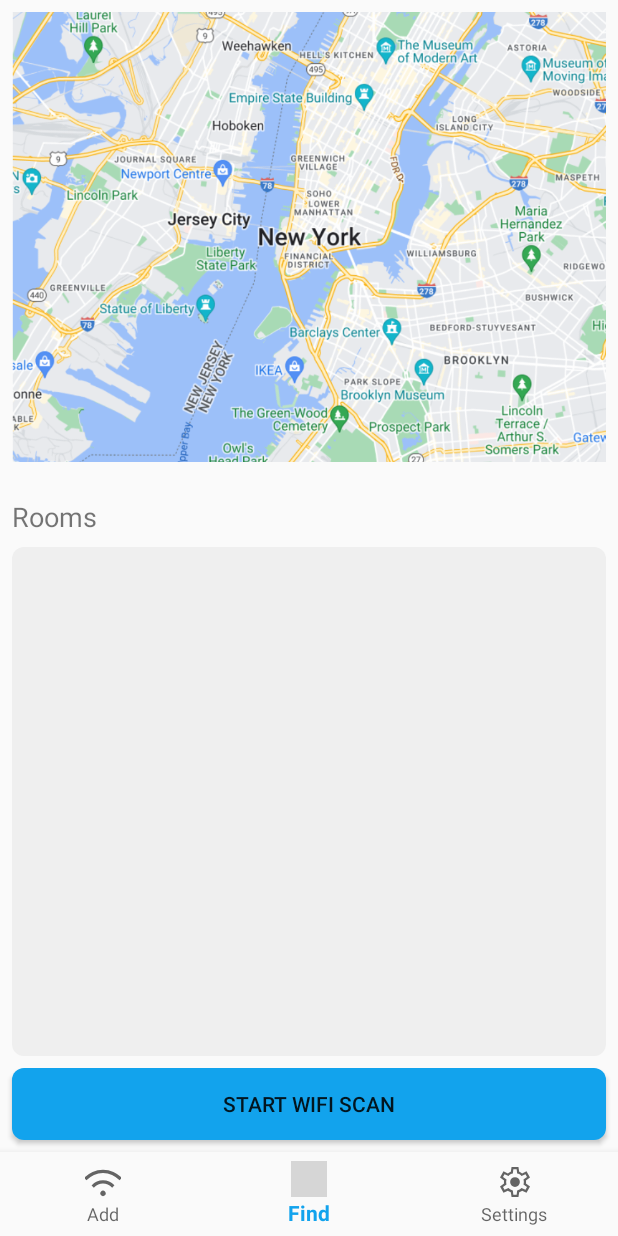
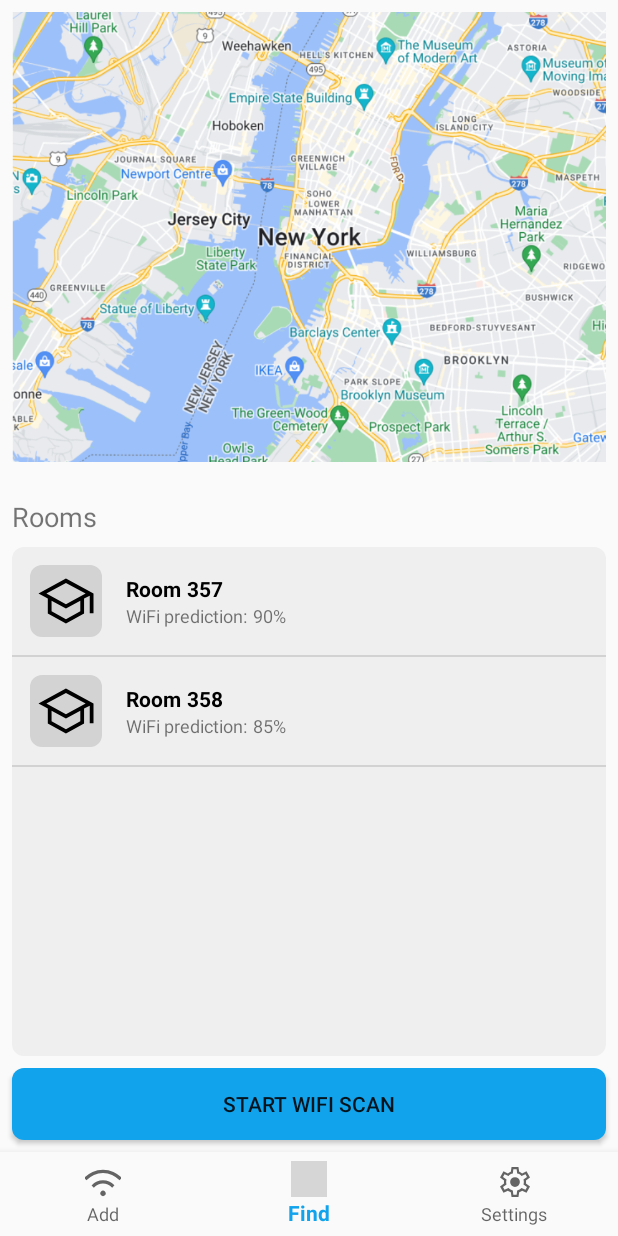
Before and after one commit to SirAntonySir/IntellitrackEnv, an Android app: the screen it shows after launch (MainActivity), item 2 of the bottom bar chosen, on a phone screen of 412 x 824 dp. Run offline under Robolectric (Android 15) with nearby library versions, the phone set to English and light mode, and no system bars; our stand-ins replace navigation-ui; grey boxes are pictures that could not be loaded.

Commit message:
list adapter

```diff
--- a/app/src/main/java/com/example/intellitrackenv/ui/dashboard/DashboardFragment.kt
+++ b/app/src/main/java/com/example/intellitrackenv/ui/dashboard/DashboardFragment.kt
@@ -1,5 +1,9 @@
+//DashboardFragment.kt
 package com.example.intellitrackenv.ui.dashboard
 
+import DashboardViewModel
+import RoomItem
+import RoomItemAdapter
 import android.os.Bundle
 import android.view.LayoutInflater
 import android.view.View
@@ -12,23 +16,40 @@ import com.example.intellitrackenv.databinding.FragmentDashboardBinding
 class DashboardFragment : Fragment() {
 
     private var _binding: FragmentDashboardBinding? = null
-  // This property is only valid between onCreateView and
-  // onDestroyView.
+
     private val binding get() = _binding!!
 
-  override fun onCreateView(
-    inflater: LayoutInflater,
-    container: ViewGroup?,
-    savedInstanceState: Bundle?
-  ): View {
-    val dashboardViewModel =
-            ViewModelProvider(this).get(DashboardViewModel::class.java)
+    override fun onCreateView(inflater: LayoutInflater, container: ViewGroup?, savedInstanceState: Bundle?): View {
+        val dashboardViewModel = ViewModelProvider(this).get(DashboardViewModel::class.java)
 
         _binding = FragmentDashboardBinding.inflate(inflater, container, false)
         val root: View = binding.root
 
+        val adapter = RoomItemAdapter(requireContext(), emptyList())
+        binding.roomsListView.adapter = adapter
+
+        binding.scanWifiButton.setOnClickListener {
+            performRoomScan()
+        }
+
+        // Observe the LiveData from the ViewModel
+        dashboardViewModel.rooms.observe(viewLifecycleOwner) { rooms ->
+            (binding.roomsListView.adapter as RoomItemAdapter).replaceItems(rooms)
+        }
 
         return root
+    }
+
+    // Simulated scan function
+    private fun performRoomScan() {
+        // Simulate scanning process
+        val simulatedScanResult = listOf(RoomItem("459", "95%"))
+
+        // Update the UI
+        (binding.roomsListView.adapter as RoomItemAdapter).replaceItems(simulatedScanResult)
+
+        // Optionally, update the ViewModel if you need to reflect this change across other parts of the app
+        // dashboardViewModel.updateRooms(simulatedScanResult)
     }
 
     override fun onDestroyView() {
--- a/app/src/main/java/com/example/intellitrackenv/ui/dashboard/DashboardViewModel.kt
+++ b/app/src/main/java/com/example/intellitrackenv/ui/dashboard/DashboardViewModel.kt
@@ -1,13 +1,35 @@
-package com.example.intellitrackenv.ui.dashboard
-
+// DashboardViewModel.kt
 import androidx.lifecycle.LiveData
 import androidx.lifecycle.MutableLiveData
 import androidx.lifecycle.ViewModel
 
 class DashboardViewModel : ViewModel() {
 
-    private val _text = MutableLiveData<String>().apply {
-        value = "This is dashboard Fragment"
+    private val _rooms = MutableLiveData<List<RoomItem>>().apply {
+        value = listOf(
+            RoomItem("357", "90%"),
+            RoomItem("358", "85%")
+            // Initialize with default rooms or empty list
+        )
     }
-    val text: LiveData<String> = _text
+
+    val rooms: LiveData<List<RoomItem>> = _rooms
+
+    // Function to update the list of rooms
+    fun updateRooms(newRooms: List<RoomItem>) {
+        _rooms.value = newRooms
+    }
+
+    // Function to add a single room
+    fun addRoom(room: RoomItem) {
+        val currentList = _rooms.value?.toMutableList() ?: mutableListOf()
+        currentList.add(room)
+        _rooms.value = currentList
+    }
+
+    fun removeRoom(room: RoomItem) {
+        val currentList = _rooms.value?.toMutableList()
+        currentList?.remove(room)
+        _rooms.value = currentList
+    }
 }
--- /dev/null
+++ b/app/src/main/java/com/example/intellitrackenv/ui/dashboard/RoomItem.kt
@@ -0,0 +1,2 @@
+// RoomItem.kt
+data class RoomItem(val roomNumber: String, val wifiPrediction: String)
--- /dev/null
+++ b/app/src/main/java/com/example/intellitrackenv/ui/dashboard/RoomItemAdapter.kt
@@ -0,0 +1,34 @@
+// RoomItemAdapter.kt
+import android.content.Context
+import android.view.LayoutInflater
+import android.view.View
+import android.view.ViewGroup
+import android.widget.ArrayAdapter
+import android.widget.TextView
+import com.example.intellitrackenv.R
+
+class RoomItemAdapter(context: Context, rooms: List<RoomItem>) : ArrayAdapter<RoomItem>(context, 0, rooms) {
+
+    private var mRooms: MutableList<RoomItem> = rooms.toMutableList()
+
+    override fun getCount(): Int = mRooms.size
+
+    override fun getItem(position: Int): RoomItem? = mRooms[position]
+
+    override fun getView(position: Int, convertView: View?, parent: ViewGroup): View {
+        val itemView = convertView ?: LayoutInflater.from(context).inflate(R.layout.find_list_item, parent, false)
+
+        val roomItem = getItem(position)
+
+        itemView.findViewById<TextView>(R.id.roomNumberValue).text = roomItem?.roomNumber
+        itemView.findViewById<TextView>(R.id.wifiPredictionValue).text = roomItem?.wifiPrediction
+
+        return itemView
+    }
+
+    fun replaceItems(items: List<RoomItem>) {
+        mRooms.clear()
+        mRooms.addAll(items)
+        notifyDataSetChanged()
+    }
+}
--- a/app/src/main/res/layout/find_list_item.xml
+++ b/app/src/main/res/layout/find_list_item.xml
@@ -4,18 +4,18 @@
     android:layout_width="match_parent"
     android:layout_height="wrap_content"
     android:orientation="horizontal"
-    android:padding="16dp">
+    android:padding="4dp">
 
     <FrameLayout
         android:layout_width="wrap_content"
         android:layout_height="wrap_content"
-        android:padding="8dp"
+        android:padding="4dp"
         android:background="@drawable/rounded_grey_background"
         android:layout_margin="8dp">
 
     <ImageView
-        android:layout_width="wrap_content"
-        android:layout_height="wrap_content"
+        android:layout_width="40sp"
+        android:layout_height="40sp"
         android:src="@drawable/educationicon"
         android:layout_gravity="center" />
     </FrameLayout>
@@ -28,20 +28,52 @@
         android:layout_gravity="center_vertical"
         android:layout_marginStart="8dp">
 
-        <TextView
-            android:id="@+id/roomNumberTextView"
+        <LinearLayout
             android:layout_width="wrap_content"
             android:layout_height="wrap_content"
-            android:text="Room 357"
-            android:textSize="18sp"
-            android:textStyle="bold"
-            android:textColor="@color/black"/>
+            android:orientation="horizontal"
+            android:gravity="center_vertical">
 
-        <TextView
-            android:id="@+id/wifiPredictionTextView"
+            <TextView
+                android:id="@+id/roomTextLabel"
+                android:layout_width="wrap_content"
+                android:layout_height="wrap_content"
+                android:text="Room"
+                android:textSize="14sp"
+                android:textStyle="bold"
+                android:textColor="@color/black"/>
+
+            <TextView
+                android:id="@+id/roomNumberValue"
+                android:layout_width="wrap_content"
+                android:layout_height="wrap_content"
+                android:layout_marginStart="4dp"
+                android:text="1"
+                android:textSize="14sp"
+                android:textStyle="bold"
+                android:textColor="@color/black"/>
+        </LinearLayout>
+
+        <LinearLayout
             android:layout_width="wrap_content"
             android:layout_height="wrap_content"
-            android:text="WiFi prediction: 90%"
-            android:textSize="14sp" /> <!-- Smaller text size for WiFi prediction -->
+            android:orientation="horizontal"
+            android:gravity="center_vertical">
+
+            <TextView
+                android:id="@+id/wifiPredictionLabel"
+                android:layout_width="wrap_content"
+                android:layout_height="wrap_content"
+                android:text="WiFi prediction:"
+                android:textSize="12sp"/>
+
+            <TextView
+                android:id="@+id/wifiPredictionValue"
+                android:layout_width="wrap_content"
+                android:layout_height="wrap_content"
+                android:layout_marginStart="4dp"
+                android:text="10%"
+                android:textSize="12sp"/>
+        </LinearLayout>
     </LinearLayout>
 </LinearLayout>
--- a/app/src/main/res/layout/fragment_dashboard.xml
+++ b/app/src/main/res/layout/fragment_dashboard.xml
@@ -50,6 +50,6 @@
         android:layout_marginRight="8dp"
         android:background="@drawable/rounded_light_grey_background"
         android:clipToPadding="false"
-        android:padding="8dp" />
+        />
 
 </RelativeLayout>
```
Lines whose indentation alone changed are shown as unchanged.
